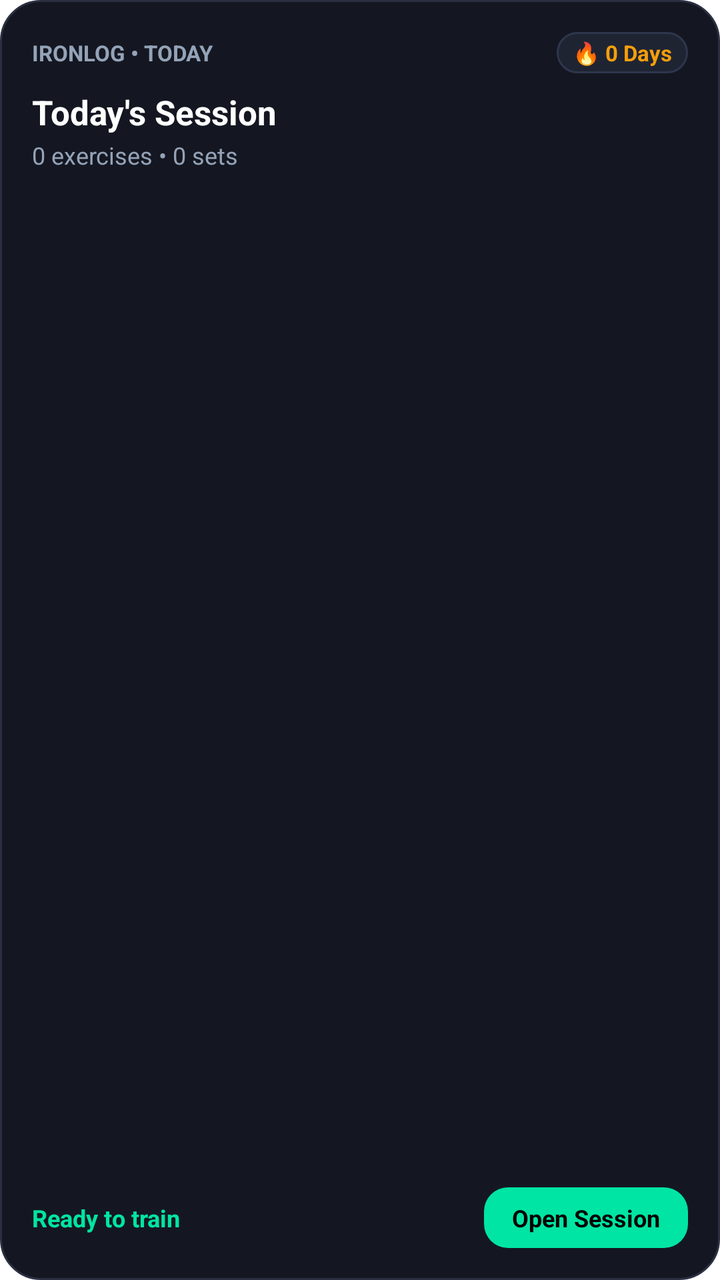
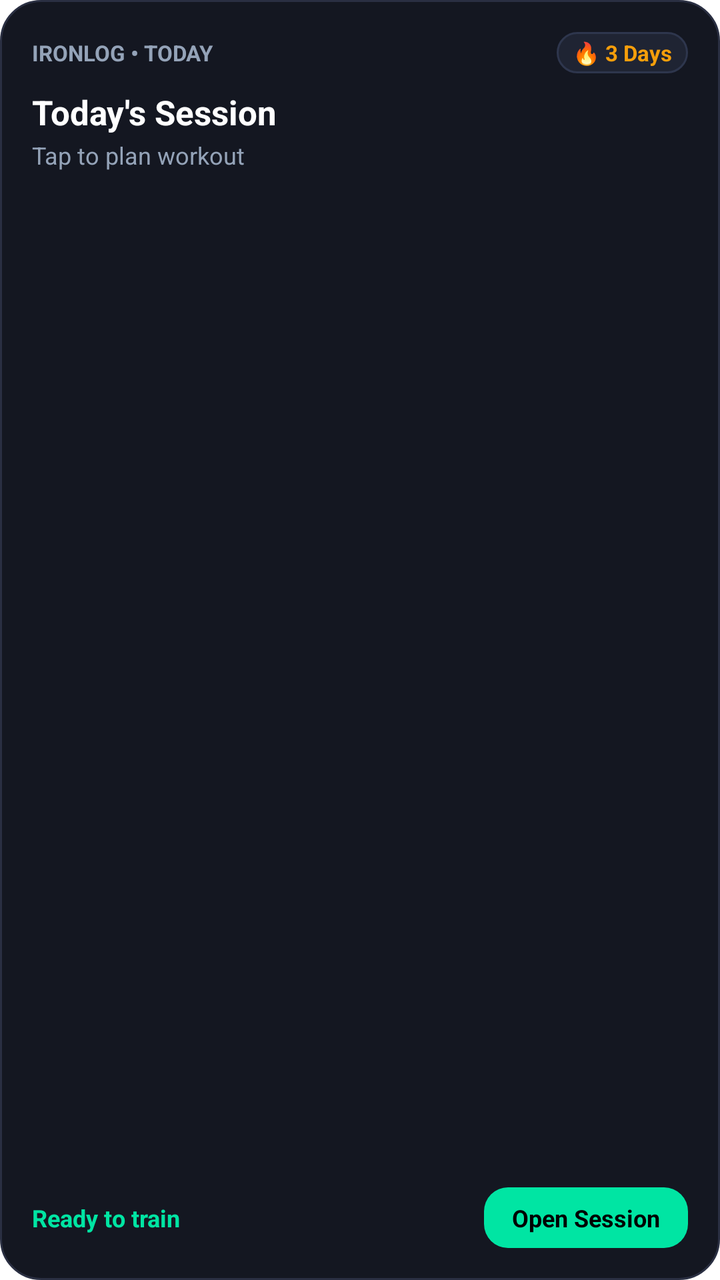

Compare the two renders of this Android layout. The source of the first and the diff that turns it into the second are given below.
<!-- AndroidManifest.xml: fallback theme Theme.MaterialComponents.DayNight.NoActionBar -->
<!-- res/layout/widget_today_workout.xml -->
<?xml version="1.0" encoding="utf-8"?>
<LinearLayout xmlns:android="http://schemas.android.com/apk/res/android"
    android:id="@+id/widget_today_container"
    android:layout_width="match_parent"
    android:layout_height="match_parent"
    android:background="@drawable/widget_bg_dark"
    android:orientation="vertical"
    android:padding="16dp">

    
    <LinearLayout
        android:layout_width="match_parent"
        android:layout_height="wrap_content"
        android:gravity="center_vertical"
        android:orientation="horizontal">

        <TextView
            android:layout_width="0dp"
            android:layout_height="wrap_content"
            android:layout_weight="1"
            android:text="IRONLOG • TODAY"
            android:textColor="#94A3B8"
            android:textSize="11sp"
            android:textStyle="bold" />

        <TextView
            android:id="@+id/widget_today_streak"
            android:layout_width="wrap_content"
            android:layout_height="wrap_content"
            android:background="@drawable/widget_chip_bg"
            android:paddingStart="8dp"
            android:paddingTop="3dp"
            android:paddingEnd="8dp"
            android:paddingBottom="3dp"
            android:text="🔥 0 Days"
            android:textColor="#F59E0B"
            android:textSize="11sp"
            android:textStyle="bold" />
    </LinearLayout>

    <View
        android:layout_width="match_parent"
        android:layout_height="8dp" />

    
    <TextView
        android:id="@+id/widget_today_title"
        android:layout_width="match_parent"
        android:layout_height="wrap_content"
        android:ellipsize="end"
        android:maxLines="1"
        android:text="Today's Session"
        android:textColor="#FFFFFF"
        android:textSize="17sp"
        android:textStyle="bold" />

    
    <TextView
        android:id="@+id/widget_today_subtitle"
        android:layout_width="match_parent"
        android:layout_height="wrap_content"
        android:layout_marginTop="2dp"
        android:ellipsize="end"
        android:maxLines="1"
        android:text="0 exercises • 0 sets"
        android:textColor="#94A3B8"
        android:textSize="12sp" />

    <View
        android:layout_width="match_parent"
        android:layout_height="0dp"
        android:layout_weight="1" />

    
    <LinearLayout
        android:layout_width="match_parent"
        android:layout_height="wrap_content"
        android:gravity="center_vertical"
        android:orientation="horizontal">

        <TextView
            android:id="@+id/widget_today_status"
            android:layout_width="0dp"
            android:layout_height="wrap_content"
            android:layout_weight="1"
            android:text="Ready to train"
            android:textColor="#00E5A3"
            android:textSize="12sp"
            android:textStyle="bold" />

        <TextView
            android:id="@+id/widget_today_btn"
            android:layout_width="wrap_content"
            android:layout_height="wrap_content"
            android:background="@drawable/widget_btn_accent"
            android:paddingStart="14dp"
            android:paddingTop="7dp"
            android:paddingEnd="14dp"
            android:paddingBottom="7dp"
            android:text="Open Session"
            android:textColor="#000000"
            android:textSize="12sp"
            android:textStyle="bold" />
    </LinearLayout>
</LinearLayout>
<!-- resources referenced by this layout -->
<resources>
  <!-- drawable widget_bg_dark (drawable) -->
  <?xml version="1.0" encoding="utf-8"?>
  <shape xmlns:android="http://schemas.android.com/apk/res/android">
      <solid android:color="#141721"/>
      <corners android:radius="20dp"/>
      <stroke android:width="1dp" android:color="#2A2F42"/>
  </shape>
  <!-- drawable widget_btn_accent (drawable) -->
  <?xml version="1.0" encoding="utf-8"?>
  <shape xmlns:android="http://schemas.android.com/apk/res/android">
      <solid android:color="#00E5A3"/>
      <corners android:radius="12dp"/>
  </shape>
  <!-- drawable widget_chip_bg (drawable) -->
  <?xml version="1.0" encoding="utf-8"?>
  <shape xmlns:android="http://schemas.android.com/apk/res/android">
      <solid android:color="#1F2433"/>
      <corners android:radius="10dp"/>
      <stroke android:width="1dp" android:color="#2E364D"/>
  </shape>
</resources>

<!-- the commit's change to res/layout/widget_today_workout.xml (unified diff, before → after) -->
@@ -32,13 +32,13 @@
             android:paddingTop="3dp"
             android:paddingEnd="8dp"
             android:paddingBottom="3dp"
-            android:text="🔥 0 Days"
+            android:text="🔥 3 Days"
             android:textColor="#F59E0B"
             android:textSize="11sp"
             android:textStyle="bold" />
     </LinearLayout>
 
-    <View
+    <FrameLayout
         android:layout_width="match_parent"
         android:layout_height="8dp" />
 
@@ -62,11 +62,11 @@
         android:layout_marginTop="2dp"
         android:ellipsize="end"
         android:maxLines="1"
-        android:text="0 exercises • 0 sets"
+        android:text="Tap to plan workout"
         android:textColor="#94A3B8"
         android:textSize="12sp" />
 
-    <View
+    <FrameLayout
         android:layout_width="match_parent"
         android:layout_height="0dp"
         android:layout_weight="1" />
